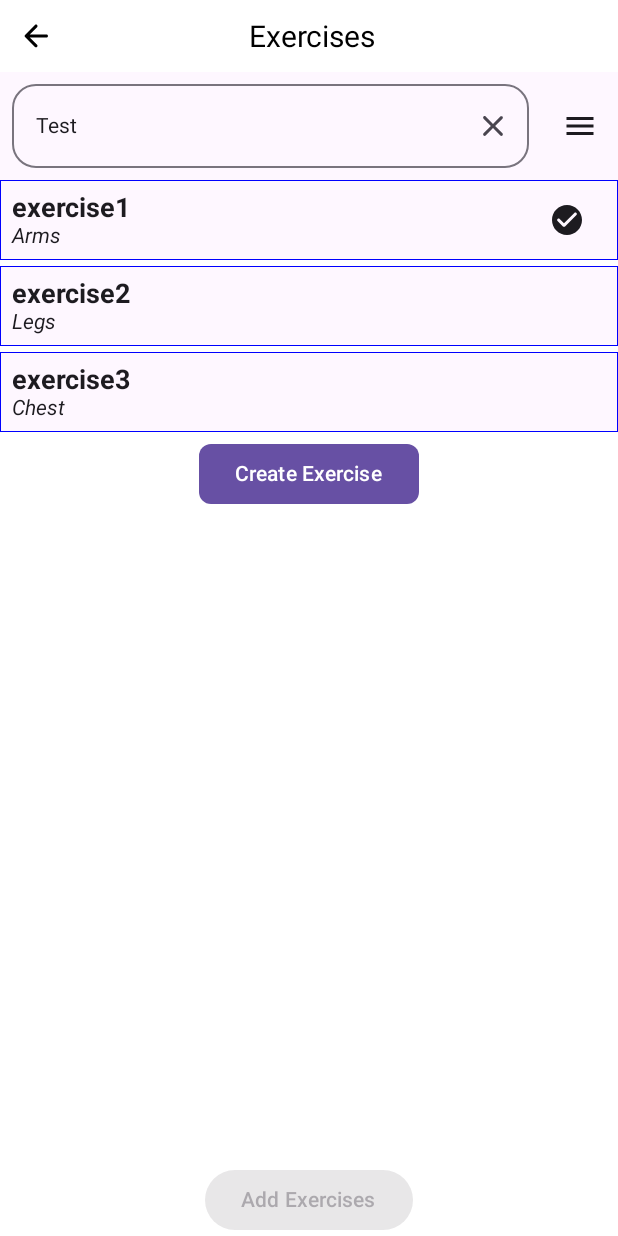
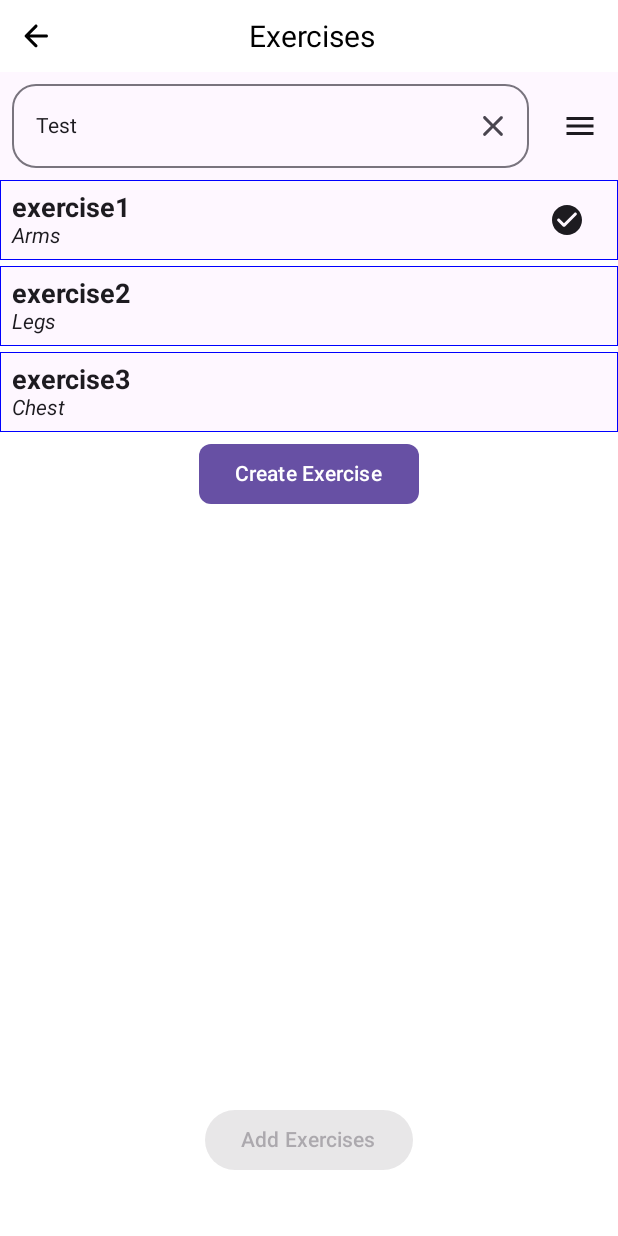
Before and after one commit to EduDA92/GymTracker2.0, an Android app built with Jetpack Compose: the @Preview function WorkoutExerciseListScreenPreview, on a phone screen of 412 x 824 dp. Run offline under Robolectric (Android 15) with nearby library versions, the phone set to English and light mode, and no system bars; our stand-ins replace Dagger/Hilt's generated code.

```diff
--- a/app/src/main/java/com/example/gymtracker/ui/workoutExerciseList/WorkoutExerciseListScreen.kt
+++ b/app/src/main/java/com/example/gymtracker/ui/workoutExerciseList/WorkoutExerciseListScreen.kt
@@ -2,7 +2,6 @@ package com.example.gymtracker.ui.workoutExerciseList
 
 import androidx.compose.animation.AnimatedVisibility
 import androidx.compose.foundation.ExperimentalFoundationApi
-import androidx.compose.foundation.clickable
 import androidx.compose.foundation.layout.Arrangement
 import androidx.compose.foundation.layout.Box
 import androidx.compose.foundation.layout.Column
@@ -15,11 +14,9 @@ import androidx.compose.foundation.layout.fillMaxSize
 import androidx.compose.foundation.layout.fillMaxWidth
 import androidx.compose.foundation.layout.padding
 import androidx.compose.foundation.layout.size
-import androidx.compose.foundation.layout.wrapContentWidth
 import androidx.compose.foundation.lazy.LazyColumn
 import androidx.compose.foundation.lazy.items
 import androidx.compose.foundation.lazy.rememberLazyListState
-import androidx.compose.foundation.shape.CircleShape
 import androidx.compose.foundation.shape.RoundedCornerShape
 import androidx.compose.foundation.text.KeyboardOptions
 import androidx.compose.material.icons.Icons
@@ -38,6 +35,7 @@ import androidx.compose.material3.Icon
 import androidx.compose.material3.IconButton
 import androidx.compose.material3.ModalBottomSheet
 import androidx.compose.material3.OutlinedButton
+import androidx.compose.material3.OutlinedIconButton
 import androidx.compose.material3.OutlinedTextField
 import androidx.compose.material3.Surface
 import androidx.compose.material3.Text
@@ -46,6 +44,7 @@ import androidx.compose.runtime.Composable
 import androidx.compose.runtime.LaunchedEffect
 import androidx.compose.runtime.derivedStateOf
 import androidx.compose.runtime.getValue
+import androidx.compose.runtime.mutableStateListOf
 import androidx.compose.runtime.mutableStateOf
 import androidx.compose.runtime.remember
 import androidx.compose.runtime.rememberCoroutineScope
@@ -141,6 +140,7 @@ fun WorkoutExerciseListScreen(
     val exerciseTypeList = remember { ExerciseType.entries.toImmutableList() }
 
 
+
     val showScrollTopButton by remember {
         derivedStateOf {
             listState.firstVisibleItemIndex > 0
@@ -155,7 +155,6 @@ fun WorkoutExerciseListScreen(
         }
 
         is WorkoutExerciseListUiState.Success -> {
-
 
             Column(
                 modifier = modifier.fillMaxSize(),
@@ -214,11 +213,17 @@ fun WorkoutExerciseListScreen(
                     }
 
                     /* This will show button to scroll to the top */
-                    this@Column.AnimatedVisibility(visible = showScrollTopButton) {
-                        Button(
+                    this@Column.AnimatedVisibility(
+                        visible = showScrollTopButton,
+                        modifier = Modifier
+                            .align(Alignment.BottomEnd)
+                            .padding(
+                                bottom = 40.dp,
+                                end = dimensionResource(id = R.dimen.large_db)
+                            )
+                    ) {
+                        OutlinedIconButton(
                             onClick = { scope.launch { listState.animateScrollToItem(0) } },
-                            shape = CircleShape,
-                            modifier = Modifier.align(Alignment.BottomEnd)
                         ) {
                             Icon(
                                 imageVector = Icons.Rounded.KeyboardArrowUp,
@@ -229,7 +234,9 @@ fun WorkoutExerciseListScreen(
 
                     Button(
                         onClick = { addExercisesToWorkout() },
-                        modifier = Modifier.align(Alignment.BottomCenter),
+                        modifier = Modifier
+                            .align(Alignment.BottomCenter)
+                            .padding(bottom = 40.dp),
                         enabled = workoutExerciseListState.state.checkedExercises
                     ) {
                         Text(text = stringResource(id = R.string.workout_exercise_list_add_exercises_button_sr))
@@ -487,7 +494,7 @@ fun ExerciseItem(
 
     Surface(modifier = modifier
         .fillMaxWidth()
-        .clickable { updateExerciseToCheckedList(exerciseId) }) {
+        , onClick = { updateExerciseToCheckedList(exerciseId) }) {
         Row(verticalAlignment = Alignment.CenterVertically) {
 
             Column(
--- a/app/src/main/java/com/example/gymtracker/ui/workoutExerciseList/WorkoutExerciseListViewModel.kt
+++ b/app/src/main/java/com/example/gymtracker/ui/workoutExerciseList/WorkoutExerciseListViewModel.kt
@@ -1,6 +1,5 @@
 package com.example.gymtracker.ui.workoutExerciseList
 
-import androidx.compose.runtime.mutableStateListOf
 import androidx.lifecycle.SavedStateHandle
 import androidx.lifecycle.ViewModel
 import androidx.lifecycle.viewModelScope
@@ -11,8 +10,6 @@ import com.example.gymtracker.ui.model.Exercise
 import com.example.gymtracker.ui.model.ExerciseType
 import dagger.hilt.android.lifecycle.HiltViewModel
 import kotlinx.collections.immutable.ImmutableList
-import kotlinx.collections.immutable.persistentListOf
-import kotlinx.collections.immutable.persistentSetOf
 import kotlinx.collections.immutable.toImmutableList
 import kotlinx.coroutines.channels.Channel
 import kotlinx.coroutines.flow.MutableStateFlow
```
Also changed, not shown: app/src/main/java/com/example/gymtracker/ui/workoutDiary/WorkoutDiaryScreen.kt (+6 -7 lines), app/src/main/java/com/example/gymtracker/ui/workoutDiary/WorkoutDiaryViewModel.kt (+0 -9 lines), build.gradle.kts (+19 -0 lines), 2 other files.
